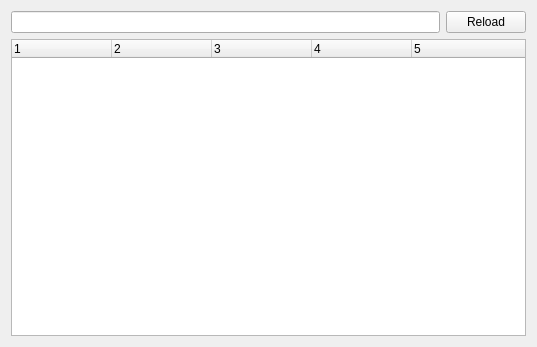
First picture: the form in tiny_reconfigure/resource/ReconfClientPlugin.ui, repository jgdo/arips_ros, before the edit.
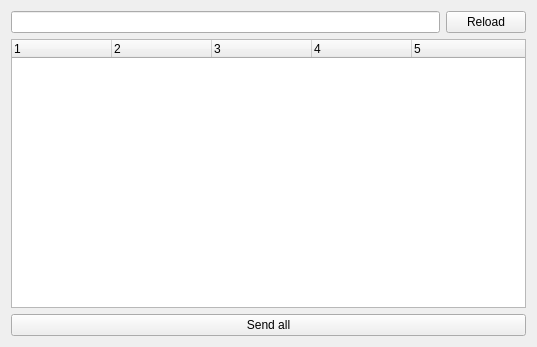
Second picture: the form after the edit.

```diff
--- a/tiny_reconfigure/resource/ReconfClientPlugin.ui
+++ b/tiny_reconfigure/resource/ReconfClientPlugin.ui
@@ -62,6 +62,13 @@
      </column>
     </widget>
    </item>
+   <item row="2" column="0" colspan="2">
+    <widget class="QPushButton" name="btnSendAll">
+     <property name="text">
+      <string>Send all</string>
+     </property>
+    </widget>
+   </item>
   </layout>
  </widget>
  <resources/>
```
Left out of the diff: 6 changed lines with no effect on the pictures.
